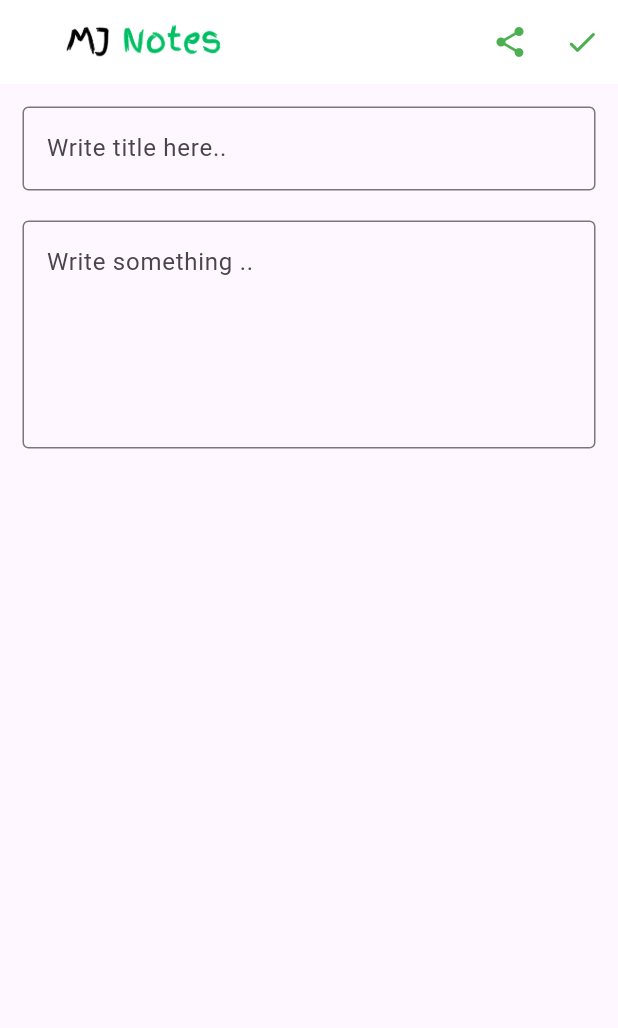
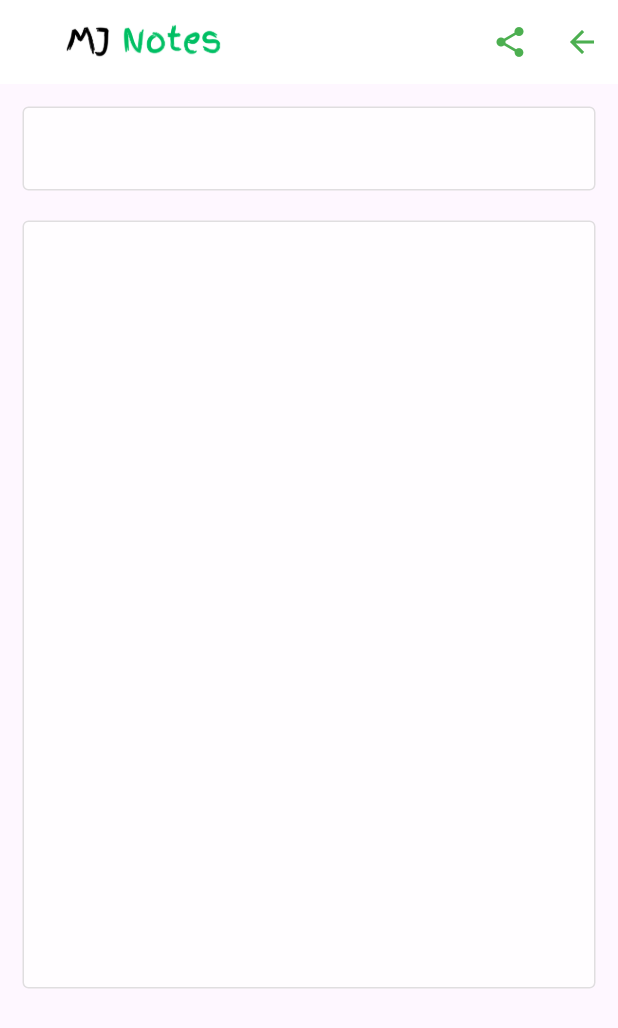
Before and after one commit to mj-suryavarma/flutter-notes, a Flutter app: the NotesView screen opened directly, after a tap on the "add" icon, on a phone screen of 412 x 824 dp. Shown: the top 1028 px of the screen. Run offline on Flutter 3.47's test engine with Material 3 defaults, Android fonts, the phone set to English and light mode, and no system bars; our stand-ins replace bloc, cloud_firestore, equatable, firebase_auth, firebase_core, flutter_bloc and 2 more; missing offline and left inert: dart:html; accounts and stored records are empty; network calls fail.

Commit message:
new changes updated

```diff
--- /dev/null
+++ b/lib/constant/text_decoration.dart
@@ -0,0 +1,20 @@
+import 'package:flutter/material.dart';
+
+ class AppCustomDecoration {
+
+   InputDecoration appDefualtDecoration() {
+     return const InputDecoration(
+       fillColor: Colors.white70,
+       filled: true,
+       hintStyle: TextStyle(
+         color: Color(0xFFC6C8CA)
+       ),
+       enabledBorder: OutlineInputBorder(
+         borderSide: BorderSide(color: Colors.black12),
+       ),
+       focusedBorder: OutlineInputBorder(
+         borderSide: BorderSide(color: Colors.black26),
+       ),
+     );
+   }
+}
--- a/lib/screen/login.dart
+++ b/lib/screen/login.dart
@@ -153,7 +153,7 @@ class _LoginViewState extends State<LoginView> {
                               style: TextStyle(
                                   color: Colors.white,
                                   backgroundColor: Color(appThemeColor),
-                                  fontSize: 20,
+                                  fontSize: 15,
                                  fontFamily: 'cursive',
                               ),
                             ),
--- a/lib/screen/note/create_update_note_view.dart
+++ b/lib/screen/note/create_update_note_view.dart
@@ -3,6 +3,7 @@ import 'dart:html';
 import 'package:flutter/cupertino.dart';
 import 'package:flutter/material.dart';
 import 'package:my_notes/constant/assert.dart';
+import 'package:my_notes/constant/text_decoration.dart';
 import 'package:my_notes/service/auth/auth_service.dart';
 import 'package:my_notes/utilities/dialogs/cannot_share_empty_note_dialog.dart';
 import 'package:my_notes/utilities/generics/getArgument.dart';
@@ -123,9 +124,12 @@ class _CreateUpdateNoteViewState extends State<CreateUpdateNoteView> {
               color: Colors.green,
               icon: const Icon(Icons.share_sharp)),
 
-          IconButton(onPressed: () { },
+          IconButton(onPressed: () {
+                  Navigator.pop(context);
+              },
               color: Colors.green,
-              icon: const Icon(Icons.check_rounded))
+              icon: const Icon(Icons.arrow_back_sharp),
+          ),
         ],
       ),
       body: FutureBuilder(
@@ -143,10 +147,7 @@ class _CreateUpdateNoteViewState extends State<CreateUpdateNoteView> {
                   controller: _textTitleController,
                   keyboardType: TextInputType.multiline,
                   maxLines: null,
-                  decoration: const InputDecoration(
-                      border: OutlineInputBorder(),
-                      fillColor: Colors.white,
-                      hintText: 'Write title here..'),
+                  decoration: AppCustomDecoration().appDefualtDecoration(),
                 ),
                 const SizedBox(
                   height: 20,
@@ -154,18 +155,8 @@ class _CreateUpdateNoteViewState extends State<CreateUpdateNoteView> {
                 TextField(
                   controller: _textBodyController,
                   keyboardType: TextInputType.multiline,
-                  maxLines: 5,
-                  decoration: const InputDecoration(
-                      border: OutlineInputBorder(
-                        borderSide: BorderSide(
-                          style: BorderStyle.none,
-                          color: Colors.white,
-                        ),
-                      ),
-
-                      fillColor: Colors.white,
-                    hintText: 'Write something ..'
-                  ),
+                  maxLines: 20,
+                  decoration: AppCustomDecoration().appDefualtDecoration(),
                 )
           ],
           )
--- a/lib/screen/note/notes_list_view.dart
+++ b/lib/screen/note/notes_list_view.dart
@@ -22,11 +22,7 @@ class NotesListView extends StatelessWidget {
 
   @override
   Widget build(BuildContext context) {
-
-    return ListView.builder(
-         padding: const EdgeInsets.fromLTRB(10, 5, 10, 5),
-        itemCount: notes.length,
-        itemBuilder: (context, index) {
+     return ListView.separated(itemBuilder: (context, index) {
            // final note = notes[index]; for local crud
            final note = notes.elementAt(index);
 
@@ -34,7 +30,7 @@ class NotesListView extends StatelessWidget {
                tileColor: Colors.white54,
                splashColor: Colors.white70,
                minVerticalPadding: 5,
-            contentPadding: const EdgeInsets.fromLTRB(15, 10, 15, 10),
+               contentPadding: const EdgeInsets.fromLTRB(30, 2, 30, 2),
                iconColor: Colors.blue.shade300,
                onTap: () {
                  onTap(note);
@@ -42,8 +38,10 @@ class NotesListView extends StatelessWidget {
                title: Text(
                  note.noteTitle,
                  softWrap: false,
+                  overflow: TextOverflow.ellipsis,
                  style: const TextStyle(
-                  fontSize: 18
+                     fontSize: 16,
+                     fontWeight: FontWeight.bold
                  ),
                ),
                subtitle: Column(
@@ -51,17 +49,21 @@ class NotesListView extends StatelessWidget {
                    crossAxisAlignment: CrossAxisAlignment.start,
                    children: [
                      const SizedBox(
-                 height: 10,
-               )
-               ,Text(
+                       height: 4,
+                     ),
+                     Text(
                        note.noteBody,
                        softWrap: true,
                        overflow: TextOverflow.ellipsis,
                      ),
+                     const SizedBox(
+                       height: 10,
+                     ),
                      Text(
                        note.createdDate,
                        textAlign: TextAlign.start,
-               )
+                       textScaler: const TextScaler.linear(0.9),
+                     ),
                    ]
                ),
                trailing: Column(
@@ -87,6 +89,12 @@ class NotesListView extends StatelessWidget {
 
 
            );
-        });
+         }, separatorBuilder: (BuildContext context, int index) {
+          return const Divider(
+            color: Colors.grey,
+            thickness: 0.10,
+              );
+     }, itemCount: notes.length);
+
   }
 }
--- a/lib/screen/note/notes_view.dart
+++ b/lib/screen/note/notes_view.dart
@@ -112,7 +112,9 @@ class _NotesViewState extends State<NotesView> {
 
                     );
                   } else {
-                    return NotesListView(
+                    return Container(
+                      margin: const EdgeInsets.fromLTRB(15, 20, 15, 20),
+                      child: NotesListView(
                         notes: allNotes,
                         onDeleteNote: (note) async {
                           await _notesService.deleteNote(documentId: note.documentId);
@@ -123,11 +125,15 @@ class _NotesViewState extends State<NotesView> {
                               arguments: note
                           );
                         },
+                      ),
                     );
                   }
 
                 } else {
-                  return const CircularProgressIndicator();
+                  return Container(
+                    alignment: Alignment.center,
+                    child: const CircularProgressIndicator(),
+                  );
                 }
               default:
                 return Text("Here is Default Text");
--- a/lib/service/crud/could/firebase_cloud_storage.dart
+++ b/lib/service/crud/could/firebase_cloud_storage.dart
@@ -50,7 +50,7 @@ class FirebaseCloudStorage {
 
   Future<CloudNote> createNewNote({required String ownerUserId}) async {
     final dateNow = DateTime.now();
-    final DateFormat formatter = DateFormat('dd-mm-yyyy');
+    final DateFormat formatter = DateFormat('dd/MM/yyyy hh:mm aaa');
     final fomattedDate = formatter.format(dateNow);
 
     final document = await notes.add({
```
Lines whose indentation alone changed are shown as unchanged.
